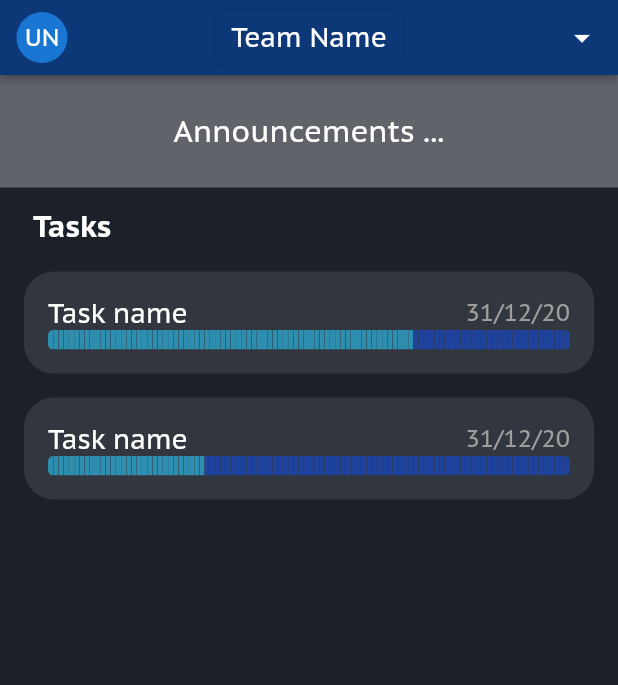
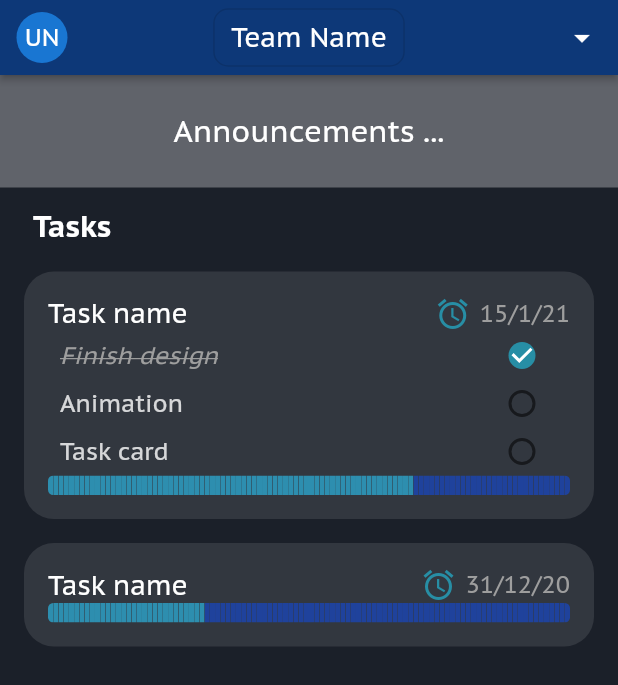
Before and after one commit to MostafaOsama99/work-platform, a Flutter app: the screen it shows after launch, on a phone screen of 412 x 824 dp. Shown: the top 685 px of the screen. Run offline on Flutter 3.47's test engine with Material 2 defaults, Android fonts, the phone set to English and light mode, and no system bars; drawn by our look-alikes of step_progress_indicator; our stand-ins replace datetime_picker_formfield, dio.

Commit message:
- checkBox in Task view

```diff
--- a/lib/screen/home_page_screen.dart
+++ b/lib/screen/home_page_screen.dart
@@ -121,7 +121,9 @@ class _HomePageState extends State<HomePage> {
                             progress: 70,
                             description: 'description',
                             name: 'Task name',
-                            deadline: DateTime.now()),
+                            deadline: DateTime.now().add(Duration(days: 15)),
+                          checkPoints: {'Finish design': true, 'Animation':false, 'Task card':false}
+                        ),
                         Task(
                             progress: 30,
                             description: 'description',
--- a/lib/widgets/task/task_card.dart
+++ b/lib/widgets/task/task_card.dart
@@ -1,3 +1,4 @@
+import 'package:circular_check_box/circular_check_box.dart';
 import 'package:flutter/cupertino.dart';
 import 'package:flutter/material.dart';
 import 'package:project/model/task.dart';
@@ -20,7 +21,7 @@ class TaskCard extends StatelessWidget {
       child: Column(
         mainAxisSize: MainAxisSize.max,
         crossAxisAlignment: CrossAxisAlignment.stretch,
-      //  mainAxisAlignment: MainAxisAlignment.spaceBetween,
+        //  mainAxisAlignment: MainAxisAlignment.spaceBetween,
         children: [
           Row(
             crossAxisAlignment: CrossAxisAlignment.center,
@@ -30,6 +31,13 @@ class TaskCard extends StatelessWidget {
                 style: TextStyle(color: Colors.white, fontSize: 18),
               ),
               Spacer(),
+              Padding(
+                padding: const EdgeInsets.only(right: 6),
+                child: Icon(
+                  Icons.alarm,
+                  color: Theme.of(context).accentColor,
+                ),
+              ),
               //${DateFormat('d/M/yy',task.deadline.toString())}
               Text(
                 '${task.deadline.day}/${task.deadline.month}/${task.deadline.year.toString().substring(2)}',
@@ -42,8 +50,10 @@ class TaskCard extends StatelessWidget {
           //   value: true,
           // ),
 
-          if(task.checkPoints != null)
-          ...task.checkPoints.entries.map((e) => CheckPoint(title: e.key,value: e.value)).toList(),
+          if (task.checkPoints != null)
+            ...task.checkPoints.entries
+                .map((e) => CheckPoint(title: e.key, value: e.value))
+                .toList(),
           //List.generate(task.checkPoints.length, (index) => CheckPoint(title: task.checkPoints.,value: value))
           //task.checkPoints.map((key, value) => CheckPoint(title: title,value: value))
           //CheckPoint(title: 'this is a check point', value: false),
@@ -67,7 +77,19 @@ class TaskCard extends StatelessWidget {
 class CheckPoint extends StatefulWidget {
   final title, value;
 
-  const CheckPoint({Key key, @required this.title,this.value = false})
+  static const TS_DONE = TextStyle(
+    fontSize: 16,
+    color: Colors.grey,
+    fontStyle: FontStyle.italic,
+    decoration: TextDecoration.lineThrough,
+    decorationStyle: TextDecorationStyle.solid,
+  );
+
+  // ignore: non_constant_identifier_names
+  static final TS_WORKING =
+      TextStyle(fontSize: 16, color: Colors.white.withOpacity(0.8));
+
+  const CheckPoint({Key key, @required this.title, this.value = false})
       : super(key: key);
 
   @override
@@ -75,7 +97,7 @@ class CheckPoint extends StatefulWidget {
 }
 
 class _CheckPointState extends State<CheckPoint> {
-  bool _value ;
+  bool _value;
 
   @override
   void initState() {
@@ -86,27 +108,30 @@ class _CheckPointState extends State<CheckPoint> {
   @override
   Widget build(BuildContext context) {
     return SizedBox(
-      //height: 30,
-      child: CheckboxListTile(
-        contentPadding: const EdgeInsets.symmetric(vertical: 0, horizontal: 12),
-        dense: true,
-        title: Text(
-          widget.title,
-          style: TextStyle(
-            fontSize: 16,
-              color: Colors.white70,
-              fontStyle: FontStyle.italic,
-              decoration: _value ? TextDecoration.lineThrough : null,
-              decorationStyle:  TextDecorationStyle.solid,
+      height: 32,
+      child: InkWell(
+        borderRadius: BorderRadius.circular(15),
+        onTap: () => setState(() => _value = !_value),
+        child: Padding(
+          padding: const EdgeInsets.symmetric(horizontal: 8.0),
+          child: Row(
+            mainAxisAlignment: MainAxisAlignment.spaceBetween,
+            children: [
+              Text(
+                widget.title,
+                style: _value ? CheckPoint.TS_DONE : CheckPoint.TS_WORKING,
+              ),
+              CircularCheckBox(
+                  value: _value,
+                  checkColor: Theme.of(context).accentIconTheme.color,
+                  inactiveColor: Colors.black45,
+                  materialTapTargetSize: MaterialTapTargetSize.padded,
+                  onChanged: (bool value) {
+                    //_value = !_value;
+                  }),
+            ],
           ),
         ),
-        controlAffinity: ListTileControlAffinity.platform,
-        onChanged: (bool value) {
-          setState(() {
-            _value = value;
-          });
-        },
-        value: _value,
       ),
     );
   }
--- a/pubspec.yaml
+++ b/pubspec.yaml
@@ -27,6 +27,7 @@ dependencies:
   datetime_picker_formfield: ^1.0.0
   step_progress_indicator: ^0.2.0+3
   dio: ^3.0.10
+  circular_check_box: ^1.0.4
   # The following adds the Cupertino Icons font to your application.
   # Use with the CupertinoIcons class for iOS style icons.
   cupertino_icons: ^1.0.0
```
Also changed, not shown: pubspec.lock.
